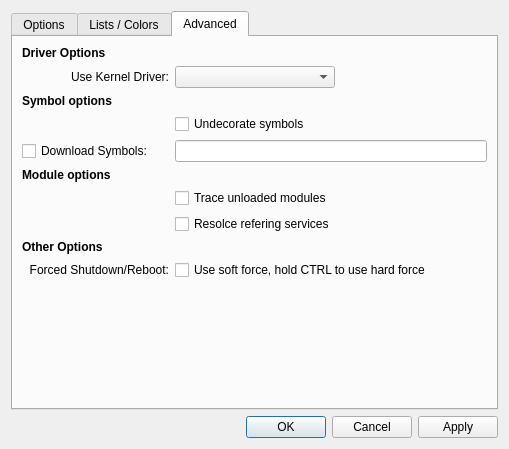
Qt form TaskExplorer/Forms/SettingsWindow.ui (DavidXanatos/TaskExplorer) before a commit.
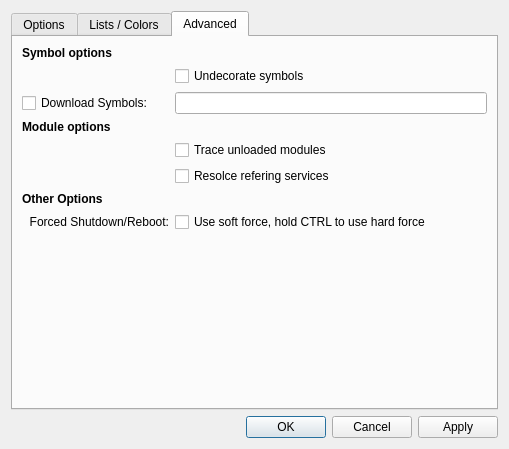
The same form after that commit. The open tabs and pages were chosen to show the change.

Diff of the .ui file:
```diff
--- a/TaskExplorer/Forms/SettingsWindow.ui
+++ b/TaskExplorer/Forms/SettingsWindow.ui
@@ -401,67 +401,27 @@
         <layout class="QGridLayout" name="gridLayout_6">
          <item row="0" column="0">
           <layout class="QGridLayout" name="gridLayout_5">
-           <item row="1" column="0">
-            <widget class="QLabel" name="label_14">
-             <property name="text">
-              <string>Use Kernel Driver:</string>
-             </property>
-             <property name="alignment">
-              <set>Qt::AlignRight|Qt::AlignTrailing|Qt::AlignVCenter</set>
-             </property>
-            </widget>
-           </item>
            <item row="1" column="1">
-            <widget class="QComboBox" name="useDriver">
-             <property name="minimumSize">
-              <size>
-               <width>150</width>
-               <height>0</height>
-              </size>
-             </property>
-            </widget>
-           </item>
-           <item row="0" column="0">
-            <widget class="QLabel" name="label_15">
-             <property name="font">
-              <font>
-               <weight>75</weight>
-               <bold>true</bold>
-              </font>
-             </property>
-             <property name="text">
-              <string>Driver Options</string>
-             </property>
-            </widget>
-           </item>
-           <item row="2" column="0">
-            <widget class="QLabel" name="label_6">
-             <property name="font">
-              <font>
-               <weight>75</weight>
-               <bold>true</bold>
-              </font>
-             </property>
-             <property name="text">
-              <string>Symbol options</string>
-             </property>
-            </widget>
-           </item>
-           <item row="3" column="1">
             <widget class="QCheckBox" name="chkUndecorate">
              <property name="text">
               <string>Undecorate symbols</string>
              </property>
             </widget>
            </item>
-           <item row="4" column="0">
-            <widget class="QCheckBox" name="chkSymbolPath">
+           <item row="0" column="0">
+            <widget class="QLabel" name="label_6">
+             <property name="font">
+              <font>
+               <weight>75</weight>
+               <bold>true</bold>
+              </font>
+             </property>
              <property name="text">
-              <string>Download Symbols:</string>
+              <string>Symbol options</string>
              </property>
             </widget>
            </item>
-           <item row="5" column="0">
+           <item row="3" column="0">
             <widget class="QLabel" name="label_7">
              <property name="font">
               <font>
@@ -474,60 +434,14 @@
              </property>
             </widget>
            </item>
-           <item row="12" column="1">
-            <spacer name="verticalSpacer_2">
-             <property name="orientation">
-              <enum>Qt::Vertical</enum>
-             </property>
-             <property name="sizeHint" stdset="0">
-              <size>
-               <width>20</width>
-               <height>40</height>
-              </size>
-             </property>
-            </spacer>
-           </item>
-           <item row="12" column="0">
-            <spacer name="horizontalSpacer">
-             <property name="orientation">
-              <enum>Qt::Horizontal</enum>
-             </property>
-             <property name="sizeHint" stdset="0">
-              <size>
-               <width>40</width>
-               <height>20</height>
-              </size>
-             </property>
-            </spacer>
-           </item>
-           <item row="12" column="2">
-            <spacer name="horizontalSpacer_5">
-             <property name="orientation">
-              <enum>Qt::Horizontal</enum>
-             </property>
-             <property name="sizeHint" stdset="0">
-              <size>
-               <width>40</width>
-               <height>20</height>
-              </size>
-             </property>
-            </spacer>
-           </item>
-           <item row="6" column="1">
-            <widget class="QCheckBox" name="chkTraceDLLs">
-             <property name="text">
-              <string>Trace unloaded modules</string>
-             </property>
-            </widget>
-           </item>
-           <item row="7" column="1">
+           <item row="5" column="1">
             <widget class="QCheckBox" name="chkGetRefServices">
              <property name="text">
               <string>Resolce refering services</string>
              </property>
             </widget>
            </item>
-           <item row="8" column="0">
+           <item row="6" column="0">
             <widget class="QLabel" name="label_17">
              <property name="font">
               <font>
@@ -540,7 +454,7 @@
              </property>
             </widget>
            </item>
-           <item row="9" column="0">
+           <item row="7" column="0">
             <widget class="QLabel" name="label_16">
              <property name="text">
               <string>Forced Shutdown/Reboot:</string>
@@ -550,16 +464,69 @@
              </property>
             </widget>
            </item>
-           <item row="9" column="1" colspan="2">
+           <item row="10" column="2">
+            <spacer name="horizontalSpacer_5">
+             <property name="orientation">
+              <enum>Qt::Horizontal</enum>
+             </property>
+             <property name="sizeHint" stdset="0">
+              <size>
+               <width>40</width>
+               <height>20</height>
+              </size>
+             </property>
+            </spacer>
+           </item>
+           <item row="10" column="1">
+            <spacer name="verticalSpacer_2">
+             <property name="orientation">
+              <enum>Qt::Vertical</enum>
+             </property>
+             <property name="sizeHint" stdset="0">
+              <size>
+               <width>20</width>
+               <height>40</height>
+              </size>
+             </property>
+            </spacer>
+           </item>
+           <item row="4" column="1">
+            <widget class="QCheckBox" name="chkTraceDLLs">
+             <property name="text">
+              <string>Trace unloaded modules</string>
+             </property>
+            </widget>
+           </item>
+           <item row="7" column="1" colspan="2">
             <widget class="QCheckBox" name="chkSoftForce">
              <property name="text">
               <string>Use soft force, hold CTRL to use hard force</string>
              </property>
             </widget>
            </item>
-           <item row="4" column="1" colspan="2">
+           <item row="2" column="0">
+            <widget class="QCheckBox" name="chkSymbolPath">
+             <property name="text">
+              <string>Download Symbols:</string>
+             </property>
+            </widget>
+           </item>
+           <item row="2" column="1" colspan="2">
             <widget class="QLineEdit" name="symbolPath"/>
            </item>
+           <item row="10" column="0">
+            <spacer name="horizontalSpacer">
+             <property name="orientation">
+              <enum>Qt::Horizontal</enum>
+             </property>
+             <property name="sizeHint" stdset="0">
+              <size>
+               <width>40</width>
+               <height>20</height>
+              </size>
+             </property>
+            </spacer>
+           </item>
           </layout>
          </item>
         </layout>
```
Left out of the diff: 2 changed lines with no effect on the pictures.
